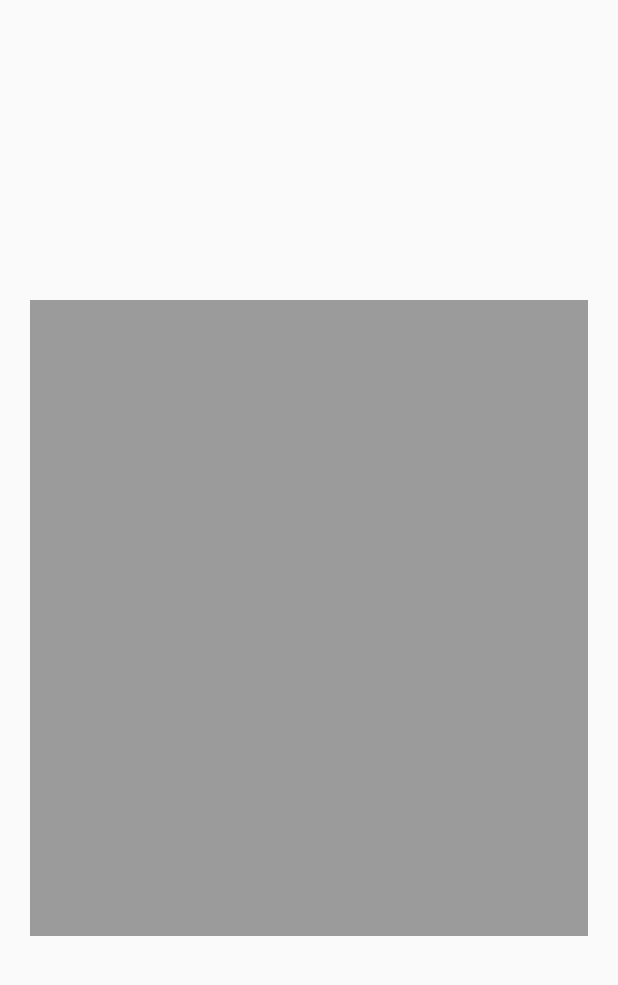
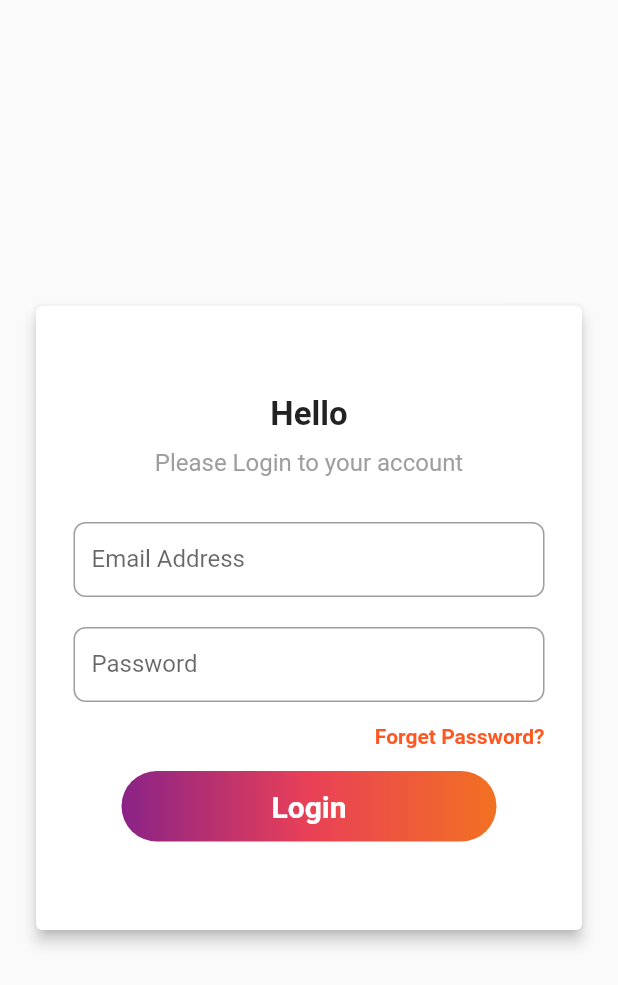
Before and after one commit to Delarram/provide, a Flutter app: the screen it shows after launch, on a phone screen of 412 x 824 dp. Shown: the top 985 px of the screen. Run offline on Flutter 3.47's test engine with Material 2 defaults, Android fonts, the phone set to English and light mode, and no system bars; our stand-ins replace cached_network_image, flutter_rating_bar, font_awesome_flutter.

Commit message:
Login Issue Fix

```diff
--- a/lib/pages/login_page/login.dart
+++ b/lib/pages/login_page/login.dart
@@ -13,14 +13,96 @@ class MyLoginPage extends StatelessWidget {
     return Scaffold(
         body: SingleChildScrollView(
       child: SizedBox(
-          width: width,
-          height: height,
-          child: Flexible(
-            child: Container(
-              margin: const EdgeInsets.symmetric(vertical: 200, horizontal: 20),
-              color: Colors.black38,
+        width: width,
+        height: height,
+        child: Center(
+          child: Container(
+            width: width,
+            margin: const EdgeInsets.symmetric(vertical: 200, horizontal: 20),
+            height: height,
+            child: Card(
+              elevation: 4,
+              child: Column(
+                mainAxisAlignment: MainAxisAlignment.center,
+                children:  [
+                  const Text(
+                    "Hello",
+                    style: lableStyle,
+                  ),const SizedBox(
+                    height: 10,
+                  ),
+                  const Text("Please Login to your account",style: klableStyle,
+                  ),
+                  const SizedBox(height: 30,),
+                  Container(
+                    margin: const EdgeInsets.only(left: 25,right: 25,bottom: 20),
+                    width: double.infinity,
+                    height: 50,
+                    child: const TextField(
+                      decoration: InputDecoration(
+                          suffix: Icon(FontAwesomeIcons.envelope,color: Colors.red,size: 20,),
+                          labelText: "Email Address",
+                          border: OutlineInputBorder(
+                            borderRadius: BorderRadius.all(Radius.circular(8)),
+                          )
+                      ),
+                    ),
+                  ),
+                  Container(
+                    margin: const EdgeInsets.only(left: 25,right: 25),
+                    width: double.infinity,
+                    height: 50,
+                    child: const TextField(
+                      obscureText: true,
+                      decoration: InputDecoration(
+                          suffix: Icon(FontAwesomeIcons.eyeSlash,color: Colors.red,size: 20,),
+                          labelText: "Password",
+                          border: OutlineInputBorder(
+                            borderRadius: BorderRadius.all(Radius.circular(8)),
+                          )
+                      ),
+                    ),
+                  ),
+                  Padding(
+                    padding: const EdgeInsets.only(right: 25,top: 15,bottom: 15),
+                    child: Row(
+                      mainAxisAlignment: MainAxisAlignment.end,
+                      children: const [
+                        Text("Forget Password?",style: OlableStyle,)
+                      ],
+                    ),
+                  ),
+                  GestureDetector(
+                    child: Container(
+                      alignment: Alignment.center,
+                      width: 250,
+                      decoration: const BoxDecoration(
+                          borderRadius: BorderRadius.all(Radius.circular(50)),
+                          gradient: LinearGradient(
+                              begin: Alignment.centerLeft,
+                              end: Alignment.centerRight,
+                              colors: [
+                                Color(0xFF8A2387),
+                                Color(0xFFE94057),
+                                Color(0xFFF27121),
+                              ])
+                      ),
+                      child: const Padding(
+                        padding: EdgeInsets.all(12.0),
+                        child: Text('Login',
+                          style: TextStyle(color: Colors.white,
+                              fontSize: 20,
+                              fontWeight: FontWeight.bold),
+                        ),
+                      ),
+                    ),
+                  ),
+                ],
+              ),
             ),
-          )),
+          ),
+        ),
+      )
     ));
   }
 }
```
